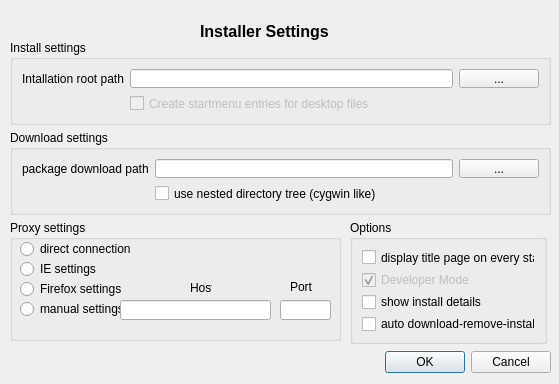
First picture: the form in gui/settingspage.ui, repository KDE/kdewin-installer, before the edit.
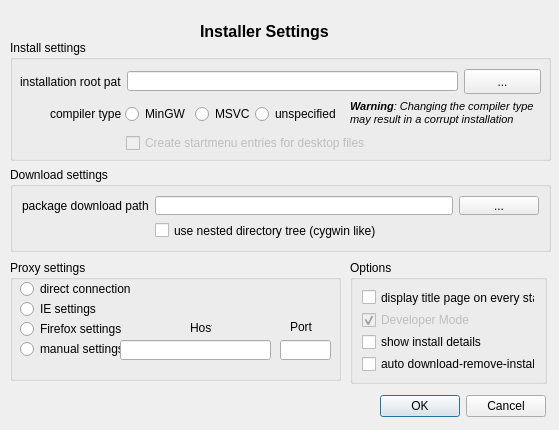
Second picture: the form after the edit.

Commit message: added compiler type setting item

Diff of the .ui file:
```diff
--- a/gui/settingspage.ui
+++ b/gui/settingspage.ui
@@ -6,7 +6,7 @@
     <x>0</x>
     <y>0</y>
     <width>559</width>
-    <height>384</height>
+    <height>430</height>
    </rect>
   </property>
   <property name="windowTitle" >
@@ -36,120 +36,11 @@
 &lt;p style=" margin-top:0px; margin-bottom:0px; margin-left:0px; margin-right:0px; -qt-block-indent:0; text-indent:0px;">&lt;span style=" font-size:12pt; font-weight:600;">Installer &lt;/span>&lt;span style=" font-size:12pt; font-weight:600;">Settings&lt;/span>&lt;/p>&lt;/body>&lt;/html></string>
    </property>
   </widget>
-  <widget class="QGroupBox" name="groupBox" >
-   <property name="geometry" >
-    <rect>
-     <x>10</x>
-     <y>40</y>
-     <width>541</width>
-     <height>85</height>
-    </rect>
-   </property>
-   <property name="title" >
-    <string>Install settings</string>
-   </property>
-   <layout class="QGridLayout" >
-    <property name="margin" >
-     <number>9</number>
-    </property>
-    <property name="spacing" >
-     <number>6</number>
-    </property>
-    <item row="1" column="1" >
-     <widget class="QCheckBox" name="createStartMenuEntries" >
-      <property name="enabled" >
-       <bool>false</bool>
-      </property>
-      <property name="text" >
-       <string>Create startmenu entries for desktop files</string>
-      </property>
-     </widget>
-    </item>
-    <item row="0" column="1" >
-     <widget class="QLineEdit" name="rootPathEdit" />
-    </item>
-    <item row="0" column="0" >
-     <widget class="QLabel" name="label" >
-      <property name="text" >
-       <string>Intallation root path</string>
-      </property>
-     </widget>
-    </item>
-    <item row="0" column="2" >
-     <widget class="QPushButton" name="rootPathSelect" >
-      <property name="text" >
-       <string>...</string>
-      </property>
-     </widget>
-    </item>
-   </layout>
-  </widget>
-  <widget class="QGroupBox" name="groupBox_3" >
-   <property name="geometry" >
-    <rect>
-     <x>10</x>
-     <y>130</y>
-     <width>541</width>
-     <height>85</height>
-    </rect>
-   </property>
-   <property name="title" >
-    <string>Download settings</string>
-   </property>
-   <layout class="QGridLayout" >
-    <property name="margin" >
-     <number>9</number>
-    </property>
-    <property name="spacing" >
-     <number>6</number>
-    </property>
-    <item row="0" column="1" >
-     <widget class="QLineEdit" name="tempPathEdit" >
-      <property name="enabled" >
-       <bool>true</bool>
-      </property>
-     </widget>
-    </item>
-    <item row="1" column="1" >
-     <widget class="QCheckBox" name="nestedDownloadTree" >
-      <property name="toolTip" >
-       <string>&lt;html>&lt;head>&lt;meta name="qrichtext" content="1" />&lt;style type="text/css">
-p, li { white-space: pre-wrap; }
-&lt;/style>&lt;/head>&lt;body style=" font-family:'MS Shell Dlg 2'; font-size:8.25pt; font-weight:400; font-style:normal; text-decoration:none;">
-&lt;p style=" margin-top:0px; margin-bottom:0px; margin-left:0px; margin-right:0px; -qt-block-indent:0; text-indent:0px; font-size:8pt;">nested directory tree means to place every downloaded file into a separate sub directory. &lt;/p>
-&lt;p style=" margin-top:0px; margin-bottom:0px; margin-left:0px; margin-right:0px; -qt-block-indent:0; text-indent:0px; font-size:8pt;">If checked the file dbus-1.2.3-bin.zip for example would be placed into the subdirectory dbus/dbus-1.2.3. &lt;/p>
-&lt;p style=" margin-top:0px; margin-bottom:0px; margin-left:0px; margin-right:0px; -qt-block-indent:0; text-indent:0px; font-size:8pt;">If this option is not ckecked all downloaded files are placed directly into the package download path. &lt;/p>
-&lt;p style="-qt-paragraph-type:empty; margin-top:0px; margin-bottom:0px; margin-left:0px; margin-right:0px; -qt-block-indent:0; text-indent:0px; font-size:8pt;">&lt;/p>&lt;/body>&lt;/html></string>
-      </property>
-      <property name="text" >
-       <string>use nested directory tree (cygwin like)</string>
-      </property>
-     </widget>
-    </item>
-    <item row="0" column="0" >
-     <widget class="QLabel" name="label_3" >
-      <property name="text" >
-       <string>package download path</string>
-      </property>
-     </widget>
-    </item>
-    <item row="0" column="2" >
-     <widget class="QPushButton" name="tempPathSelect" >
-      <property name="enabled" >
-       <bool>true</bool>
-      </property>
-      <property name="text" >
-       <string>...</string>
-      </property>
-     </widget>
-    </item>
-   </layout>
-  </widget>
   <widget class="QGroupBox" name="groupBox_2" >
    <property name="geometry" >
     <rect>
      <x>350</x>
-     <y>220</y>
+     <y>260</y>
      <width>197</width>
      <height>124</height>
     </rect>
@@ -228,7 +119,7 @@
    <property name="geometry" >
     <rect>
      <x>10</x>
-     <y>220</y>
+     <y>260</y>
      <width>331</width>
      <height>121</height>
     </rect>
@@ -341,8 +232,8 @@
   <widget class="QDialogButtonBox" name="buttonBox" >
    <property name="geometry" >
     <rect>
-     <x>360</x>
-     <y>350</y>
+     <x>355</x>
+     <y>394</y>
      <width>191</width>
      <height>25</height>
     </rect>
@@ -354,6 +245,209 @@
     <set>QDialogButtonBox::Cancel|QDialogButtonBox::NoButton|QDialogButtonBox::Ok</set>
    </property>
   </widget>
+  <widget class="QGroupBox" name="groupBox" >
+   <property name="geometry" >
+    <rect>
+     <x>10</x>
+     <y>40</y>
+     <width>541</width>
+     <height>121</height>
+    </rect>
+   </property>
+   <property name="title" >
+    <string>Install settings</string>
+   </property>
+   <widget class="QLabel" name="label" >
+    <property name="geometry" >
+     <rect>
+      <x>10</x>
+      <y>29</y>
+      <width>101</width>
+      <height>25</height>
+     </rect>
+    </property>
+    <property name="text" >
+     <string>installation root path</string>
+    </property>
+   </widget>
+   <widget class="QLineEdit" name="rootPathEdit" >
+    <property name="geometry" >
+     <rect>
+      <x>117</x>
+      <y>31</y>
+      <width>331</width>
+      <height>20</height>
+     </rect>
+    </property>
+   </widget>
+   <widget class="QPushButton" name="rootPathSelect" >
+    <property name="geometry" >
+     <rect>
+      <x>454</x>
+      <y>29</y>
+      <width>77</width>
+      <height>25</height>
+     </rect>
+    </property>
+    <property name="text" >
+     <string>...</string>
+    </property>
+   </widget>
+   <widget class="QLabel" name="label_6" >
+    <property name="geometry" >
+     <rect>
+      <x>40</x>
+      <y>61</y>
+      <width>71</width>
+      <height>25</height>
+     </rect>
+    </property>
+    <property name="text" >
+     <string>compiler type</string>
+    </property>
+   </widget>
+   <widget class="QRadioButton" name="compilerMinGW" >
+    <property name="geometry" >
+     <rect>
+      <x>115</x>
+      <y>65</y>
+      <width>61</width>
+      <height>18</height>
+     </rect>
+    </property>
+    <property name="text" >
+     <string>MinGW</string>
+    </property>
+   </widget>
+   <widget class="QRadioButton" name="compilerMSVC" >
+    <property name="geometry" >
+     <rect>
+      <x>185</x>
+      <y>65</y>
+      <width>83</width>
+      <height>18</height>
+     </rect>
+    </property>
+    <property name="text" >
+     <string>MSVC</string>
+    </property>
+   </widget>
+   <widget class="QRadioButton" name="compilerUnspecified" >
+    <property name="geometry" >
+     <rect>
+      <x>245</x>
+      <y>65</y>
+      <width>83</width>
+      <height>18</height>
+     </rect>
+    </property>
+    <property name="text" >
+     <string>unspecified</string>
+    </property>
+   </widget>
+   <widget class="QLabel" name="label_7" >
+    <property name="geometry" >
+     <rect>
+      <x>340</x>
+      <y>53</y>
+      <width>191</width>
+      <height>41</height>
+     </rect>
+    </property>
+    <property name="lineWidth" >
+     <number>1</number>
+    </property>
+    <property name="text" >
+     <string>&lt;html>&lt;head>&lt;meta name="qrichtext" content="1" />&lt;style type="text/css">
+p, li { white-space: pre-wrap; }
+&lt;/style>&lt;/head>&lt;body style=" font-family:'MS Shell Dlg 2'; font-size:8.25pt; font-weight:400; font-style:normal; text-decoration:none;">
+&lt;p style=" margin-top:0px; margin-bottom:0px; margin-left:0px; margin-right:0px; -qt-block-indent:0; text-indent:0px;">&lt;span style=" font-size:8pt; font-weight:600; font-style:italic;">Warning&lt;/span>&lt;span style=" font-size:8pt; font-style:italic;">: Changing the compiler type may result in a corrupt installation &lt;/span>&lt;/p>&lt;/body>&lt;/html></string>
+    </property>
+    <property name="scaledContents" >
+     <bool>true</bool>
+    </property>
+    <property name="wordWrap" >
+     <bool>true</bool>
+    </property>
+   </widget>
+   <widget class="QCheckBox" name="createStartMenuEntries" >
+    <property name="enabled" >
+     <bool>false</bool>
+    </property>
+    <property name="geometry" >
+     <rect>
+      <x>116</x>
+      <y>94</y>
+      <width>336</width>
+      <height>18</height>
+     </rect>
+    </property>
+    <property name="text" >
+     <string>Create startmenu entries for desktop files</string>
+    </property>
+   </widget>
+  </widget>
+  <widget class="QGroupBox" name="groupBox_3" >
+   <property name="geometry" >
+    <rect>
+     <x>10</x>
+     <y>167</y>
+     <width>541</width>
+     <height>85</height>
+    </rect>
+   </property>
+   <property name="title" >
+    <string>Download settings</string>
+   </property>
+   <layout class="QGridLayout" >
+    <property name="margin" >
+     <number>9</number>
+    </property>
+    <property name="spacing" >
+     <number>6</number>
+    </property>
+    <item row="0" column="1" >
+     <widget class="QLineEdit" name="tempPathEdit" >
+      <property name="enabled" >
+       <bool>true</bool>
+      </property>
+     </widget>
+    </item>
+    <item row="1" column="1" >
+     <widget class="QCheckBox" name="nestedDownloadTree" >
+      <property name="toolTip" >
+       <string>&lt;html>&lt;head>&lt;meta name="qrichtext" content="1" />&lt;style type="text/css">
+p, li { white-space: pre-wrap; }
+&lt;/style>&lt;/head>&lt;body style=" font-family:'MS Shell Dlg 2'; font-size:8.25pt; font-weight:400; font-style:normal; text-decoration:none;">
+&lt;p style=" margin-top:0px; margin-bottom:0px; margin-left:0px; margin-right:0px; -qt-block-indent:0; text-indent:0px; font-size:8pt;">nested directory tree means to place every downloaded file into a separate sub directory. &lt;/p>
+&lt;p style=" margin-top:0px; margin-bottom:0px; margin-left:0px; margin-right:0px; -qt-block-indent:0; text-indent:0px; font-size:8pt;">If checked the file dbus-1.2.3-bin.zip for example would be placed into the subdirectory dbus/dbus-1.2.3. &lt;/p>
+&lt;p style=" margin-top:0px; margin-bottom:0px; margin-left:0px; margin-right:0px; -qt-block-indent:0; text-indent:0px; font-size:8pt;">If this option is not ckecked all downloaded files are placed directly into the package download path. &lt;/p>
+&lt;p style="-qt-paragraph-type:empty; margin-top:0px; margin-bottom:0px; margin-left:0px; margin-right:0px; -qt-block-indent:0; text-indent:0px; font-size:8pt;">&lt;/p>&lt;/body>&lt;/html></string>
+      </property>
+      <property name="text" >
+       <string>use nested directory tree (cygwin like)</string>
+      </property>
+     </widget>
+    </item>
+    <item row="0" column="0" >
+     <widget class="QLabel" name="label_3" >
+      <property name="text" >
+       <string>package download path</string>
+      </property>
+     </widget>
+    </item>
+    <item row="0" column="2" >
+     <widget class="QPushButton" name="tempPathSelect" >
+      <property name="enabled" >
+       <bool>true</bool>
+      </property>
+      <property name="text" >
+       <string>...</string>
+      </property>
+     </widget>
+    </item>
+   </layout>
+  </widget>
  </widget>
  <tabstops>
   <tabstop>rootPathEdit</tabstop>
```
The commit also changes 7 other files.
